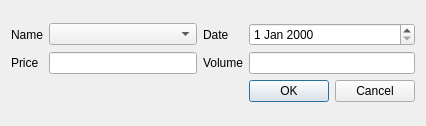
Before: the Qt Designer form gpw_project/gpw_app/additemwindow.ui in torrancee/gpwapp, drawn with Qt 5.
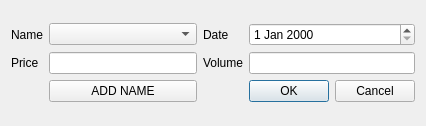
After: the same form once the commit is applied.

The edit to the form file:
```diff
--- a/gpw_project/gpw_app/additemwindow.ui
+++ b/gpw_project/gpw_app/additemwindow.ui
@@ -66,6 +66,13 @@
      <item row="0" column="1">
       <widget class="QComboBox" name="comboBox"/>
      </item>
+     <item row="2" column="1">
+      <widget class="QPushButton" name="addName">
+       <property name="text">
+        <string>ADD NAME</string>
+       </property>
+      </widget>
+     </item>
     </layout>
    </item>
   </layout>
```
